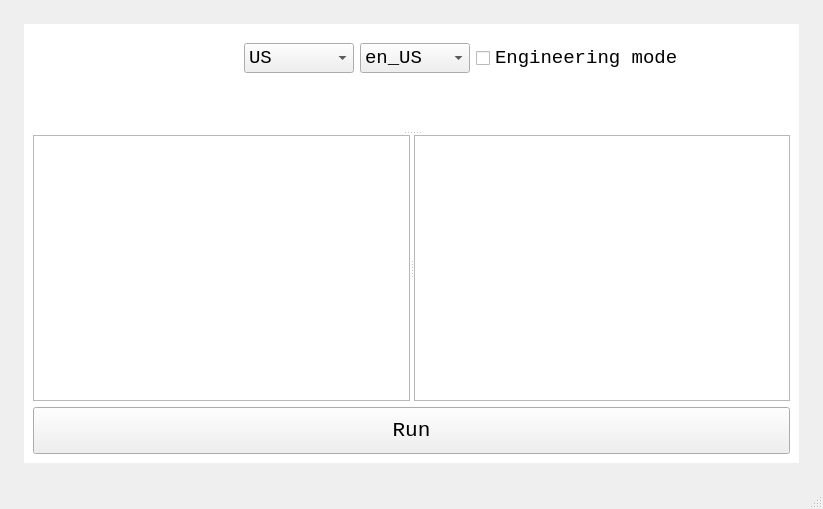
Before: the Qt Designer form ui/main.ui in EasonLu1222/readByYourself, drawn with Qt 5.
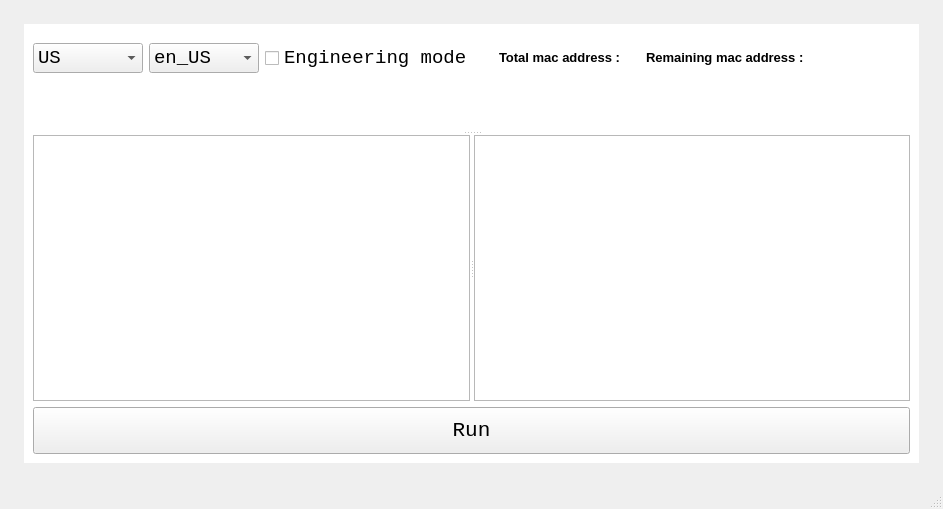
After: the same form once the commit is applied. Custom widgets are drawn as their Qt base class.

Commit message: Add remaning mac address message for SA station

The edit to the form file:
```diff
--- a/ui/main.ui
+++ b/ui/main.ui
@@ -156,6 +156,64 @@
              </property>
             </widget>
            </item>
+           <item>
+            <spacer name="horizontalSpacer_3">
+             <property name="orientation">
+              <enum>Qt::Horizontal</enum>
+             </property>
+             <property name="sizeType">
+              <enum>QSizePolicy::Fixed</enum>
+             </property>
+             <property name="sizeHint" stdset="0">
+              <size>
+               <width>20</width>
+               <height>20</height>
+              </size>
+             </property>
+            </spacer>
+           </item>
+           <item>
+            <widget class="QLabel" name="label">
+             <property name="sizePolicy">
+              <sizepolicy hsizetype="Preferred" vsizetype="Fixed">
+               <horstretch>0</horstretch>
+               <verstretch>0</verstretch>
+              </sizepolicy>
+             </property>
+             <property name="text">
+              <string>&lt;html&gt;&lt;head/&gt;&lt;body&gt;&lt;p&gt;&lt;span style=&quot; font-size:10pt; font-weight:600;&quot;&gt;Total mac address :&lt;/span&gt;&lt;/p&gt;&lt;/body&gt;&lt;/html&gt;</string>
+             </property>
+            </widget>
+           </item>
+           <item>
+            <spacer name="horizontalSpacer_2">
+             <property name="orientation">
+              <enum>Qt::Horizontal</enum>
+             </property>
+             <property name="sizeType">
+              <enum>QSizePolicy::Fixed</enum>
+             </property>
+             <property name="sizeHint" stdset="0">
+              <size>
+               <width>20</width>
+               <height>20</height>
+              </size>
+             </property>
+            </spacer>
+           </item>
+           <item>
+            <widget class="QLabel" name="label_2">
+             <property name="sizePolicy">
+              <sizepolicy hsizetype="Preferred" vsizetype="Fixed">
+               <horstretch>0</horstretch>
+               <verstretch>0</verstretch>
+              </sizepolicy>
+             </property>
+             <property name="text">
+              <string>&lt;html&gt;&lt;head/&gt;&lt;body&gt;&lt;p&gt;&lt;span style=&quot; font-size:10pt; font-weight:600;&quot;&gt;Remaining mac address :&lt;/span&gt;&lt;/p&gt;&lt;/body&gt;&lt;/html&gt;</string>
+             </property>
+            </widget>
+           </item>
            <item>
             <widget class="QLabel" name="logo">
              <property name="minimumSize">
```
Left out of the diff: 2 changed lines with no effect on the pictures. The commit also changes 5 other files.
